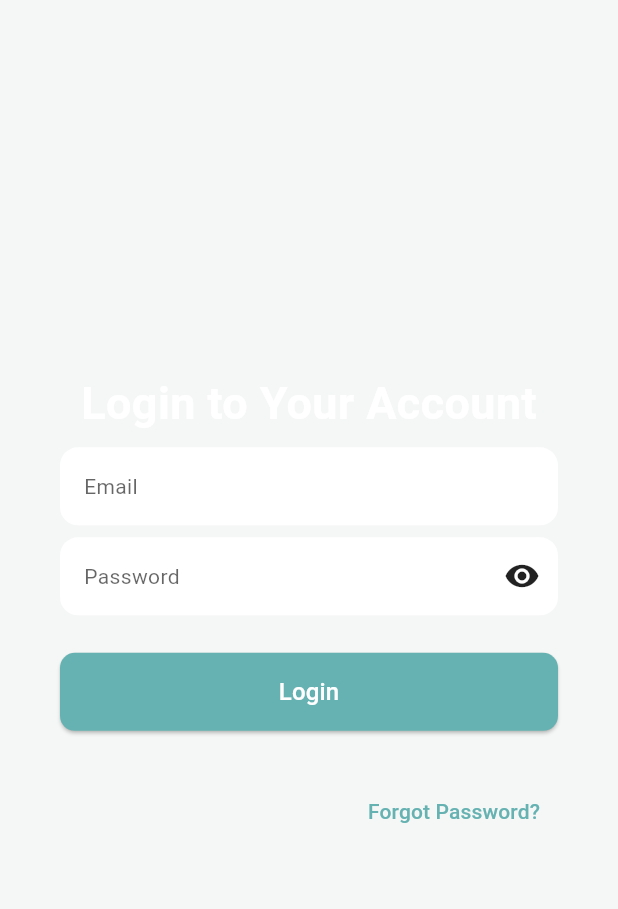
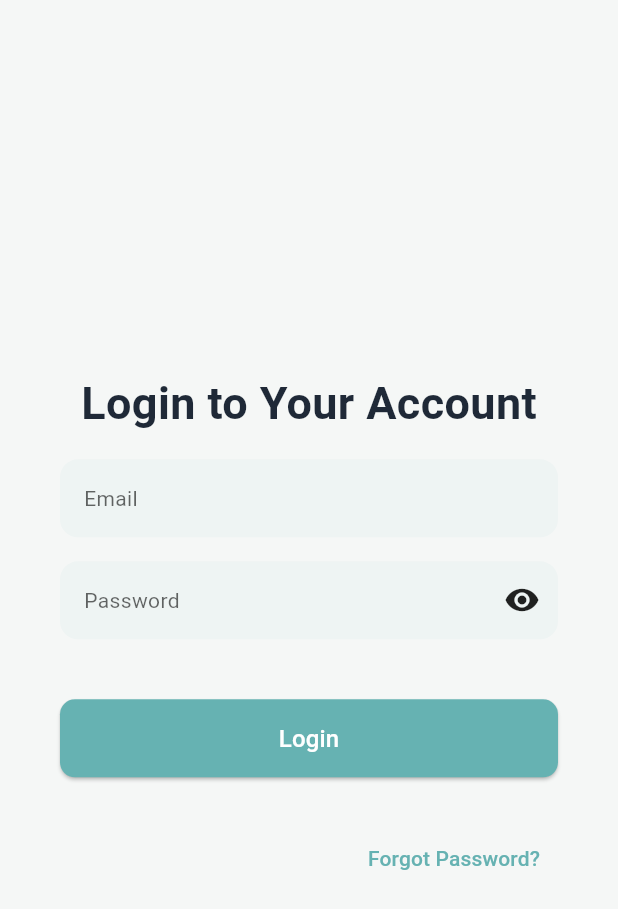
Before and after one commit to Davidic-02/maternal-triage-system, a Flutter app: the SignUpScreen screen opened by its route, after a tap on "Next", after a tap on "Login", on a phone screen of 412 x 824 dp. Shown: the top 909 px of the screen. Run offline on Flutter 3.47's test engine with Material 3 defaults, Android fonts, the phone set to English and light mode, and no system bars; drawn by our look-alikes of toastification; our stand-ins replace cloud_firestore, dio, email_validator, firebase_auth, firebase_core, fl_chart and 11 more; missing offline and left inert: onnxruntime; accounts and stored records are empty; statements that could not run were skipped.

Commit message:
finally done with the authentication screen

```diff
--- a/flutter_app/lib/presentation/screens/auth/sign_in.dart
+++ b/flutter_app/lib/presentation/screens/auth/sign_in.dart
@@ -41,19 +41,17 @@ class LoginScreen extends HookWidget {
                       child: Text(
                         'Login to Your Account',
                         style: TextStyle(
-                          color: AppColors.white,
                           fontSize: 30,
                           fontWeight: FontWeight.bold,
                         ),
                       ),
                     ),
-                    AppSpacing.verticalSpaceSmall,
+                    AppSpacing.verticalSpaceMedium,
                     CustomTextFormField(
                       focusNode: emailFocusNode,
                       hintText: 'Email',
                       textInputAction: TextInputAction.next,
                       keyboardType: TextInputType.emailAddress,
-                      fillColor: AppColors.white,
                       onChanged: (value) => context.read<AuthBloc>().add(
                         AuthEvent.emailChanged(value),
                       ),
@@ -61,13 +59,13 @@ class LoginScreen extends HookWidget {
                           ? "Please enter a valid email address"
                           : null,
                     ),
-                    AppSpacing.verticalSpaceSmall,
+                    AppSpacing.verticalSpaceMedium,
                     CustomTextFormField(
                       focusNode: passwordFocusNode,
                       textInputAction: TextInputAction.send,
                       hintText: 'Password',
                       keyboardType: TextInputType.text,
-                      fillColor: AppColors.white,
+
                       obscureText: !obscurePassword.value,
                       isPassword: true,
                       onChanged: (value) => context.read<AuthBloc>().add(
@@ -76,7 +74,7 @@ class LoginScreen extends HookWidget {
                       onFieldSubmitted: (_) =>
                           context.read<AuthBloc>().add(const AuthEvent.login()),
                     ),
-                    AppSpacing.verticalSpaceLarge,
+                    AppSpacing.verticalSpaceMassive,
                     Button(
                       'Login',
                       onPressed: () {
--- a/flutter_app/lib/presentation/screens/onboarding/splash_screen.dart
+++ b/flutter_app/lib/presentation/screens/onboarding/splash_screen.dart
@@ -2,6 +2,7 @@ import 'package:flutter/material.dart';
 import 'package:flutter_hooks/flutter_hooks.dart';
 import 'package:go_router/go_router.dart';
 import 'package:lottie/lottie.dart';
+import 'package:maternal_triage/router/app_routes.dart';
 
 class SplashScreen extends HookWidget {
   static const routeName = '/';
@@ -11,7 +12,7 @@ class SplashScreen extends HookWidget {
   Widget build(BuildContext context) {
     useEffect(() {
       Future.delayed(const Duration(seconds: 2), () {
-        context.go('/signUp');
+        context.go(AppRoutes.login);
       });
       return null;
     }, const []);
--- a/flutter_app/lib/presentation/widget/step_one.dart
+++ b/flutter_app/lib/presentation/widget/step_one.dart
@@ -46,7 +46,7 @@ class StepOne extends HookWidget {
                     ? 'Name must be at least 3 characters'
                     : null,
               ),
-              AppSpacing.verticalSpaceSmall,
+              AppSpacing.verticalSpaceMedium,
               CustomTextFormField(
                 hintText: 'Email',
                 focusNode: emailFocusNode,
@@ -59,7 +59,7 @@ class StepOne extends HookWidget {
                     ? 'Please enter a valid email address'
                     : null,
               ),
-              AppSpacing.verticalSpaceSmall,
+              AppSpacing.verticalSpaceMedium,
               CustomTextFormField(
                 focusNode: passwordFocusNode,
                 textInputAction: TextInputAction.next,
@@ -81,9 +81,7 @@ class StepOne extends HookWidget {
                 onFieldSubmitted: (_) =>
                     confirmPasswordFocusNode.requestFocus(),
               ),
-
-              AppSpacing.verticalSpaceSmall,
-
+              AppSpacing.verticalSpaceMedium,
               CustomTextFormField(
                 focusNode: confirmPasswordFocusNode,
                 textInputAction: TextInputAction.done,
--- a/flutter_app/lib/presentation/widget/step_two.dart
+++ b/flutter_app/lib/presentation/widget/step_two.dart
@@ -8,7 +8,7 @@ import 'package:maternal_triage/presentation/data/hospital_roles.dart';
 import 'package:maternal_triage/presentation/widget/custom_text_form_field.dart';
 
 class StepTwo extends HookWidget {
-  const StepTwo();
+  const StepTwo({super.key});
 
   @override
   Widget build(BuildContext context) {
```
Also changed, not shown: flutter_app/lib/bloc/auth/auth_bloc.dart (+5 -2 lines), flutter_app/lib/presentation/screens/auth/forgot_password_screen.dart (+108 -11 lines), flutter_app/lib/presentation/screens/auth/sign_up.dart (+0 -10 lines).
